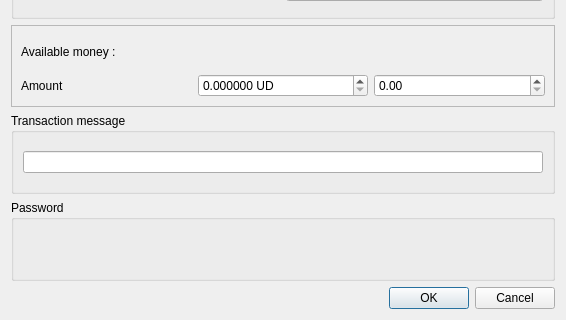
duniter/sakia, file src/sakia/gui/dialogs/transfer/transfer.ui: the form before one commit; both pictures show x 0 to 566 and y 220 to 540 of the 566 by 540 pixel window.
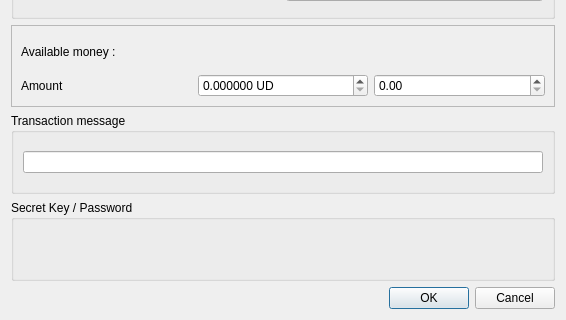
The form after the commit.

Commit message: Fix password input title

Patch:
```diff
--- a/src/sakia/gui/dialogs/transfer/transfer.ui
+++ b/src/sakia/gui/dialogs/transfer/transfer.ui
@@ -249,7 +249,7 @@
    <item>
     <widget class="QGroupBox" name="groupBox">
      <property name="title">
-      <string>Password</string>
+      <string>Secret Key / Password</string>
      </property>
      <layout class="QVBoxLayout" name="verticalLayout_2">
       <item>
```
The commit also changes 1 other file.
